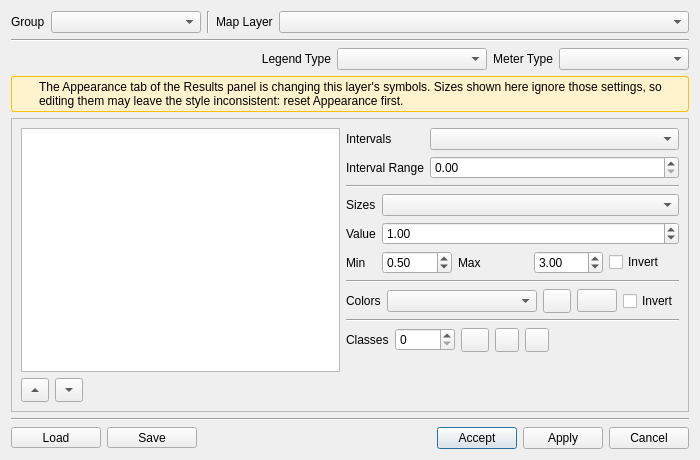
This is ui/project/qgisred_legends_dialog.ui in qgisred/QGISRed as Qt 5 draws it before an edit. The edited form follows.
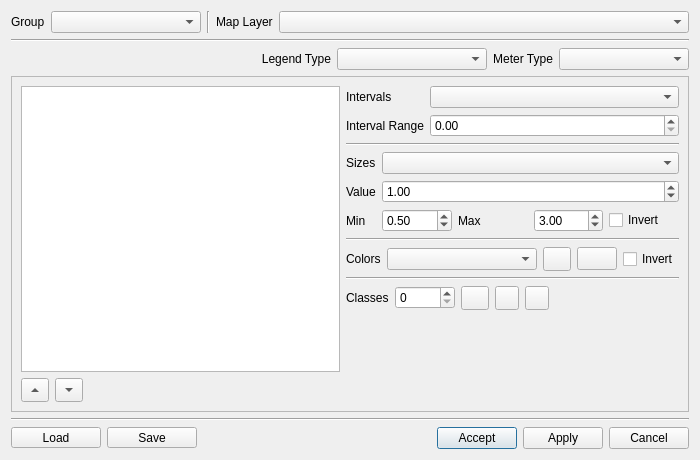
This is the edited form. Custom widgets are drawn as their Qt base class.

Commit message: [Legends] Use generic banner component

The edit to the form file:
```diff
--- a/ui/project/qgisred_legends_dialog.ui
+++ b/ui/project/qgisred_legends_dialog.ui
@@ -150,53 +150,6 @@
      </item>
     </layout>
    </item>
-   <item>
-    <widget class="QWidget" name="appearanceWarningWidget">
-     <property name="visible">
-      <bool>false</bool>
-     </property>
-     <property name="styleSheet">
-      <string notr="true">QWidget#appearanceWarningWidget { background-color: #FFF3CD; border: 1px solid #FFC107; border-radius: 3px; }</string>
-     </property>
-     <layout class="QHBoxLayout" name="appearanceWarningLayout">
-      <property name="leftMargin">
-       <number>6</number>
-      </property>
-      <property name="topMargin">
-       <number>4</number>
-      </property>
-      <property name="rightMargin">
-       <number>6</number>
-      </property>
-      <property name="bottomMargin">
-       <number>4</number>
-      </property>
-      <item>
-       <widget class="QLabel" name="lbAppearanceWarnIcon">
-        <property name="maximumSize">
-         <size>
-          <width>16</width>
-          <height>16</height>
-         </size>
-        </property>
-        <property name="text">
-         <string/>
-        </property>
-       </widget>
-      </item>
-      <item>
-       <widget class="QLabel" name="lbAppearanceWarnText">
-        <property name="text">
-         <string>The Appearance tab of the Results panel is changing this layer's symbols. Sizes shown here ignore those settings, so editing them may leave the style inconsistent: reset Appearance first.</string>
-        </property>
-        <property name="wordWrap">
-         <bool>true</bool>
-        </property>
-       </widget>
-      </item>
-     </layout>
-    </widget>
-   </item>
    <item>
     <widget class="QScrollArea" name="scrollArea_4">
      <property name="sizePolicy">
```
The commit also changes 9 other files.
